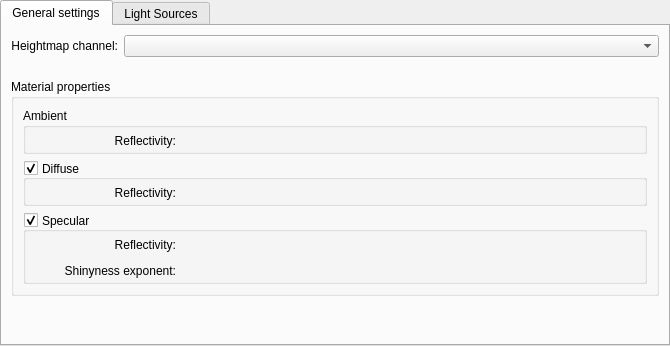
KDE/krita, file krita/plugins/filters/phongbumpmap/wdgphongbumpmap.ui: the form before one commit.
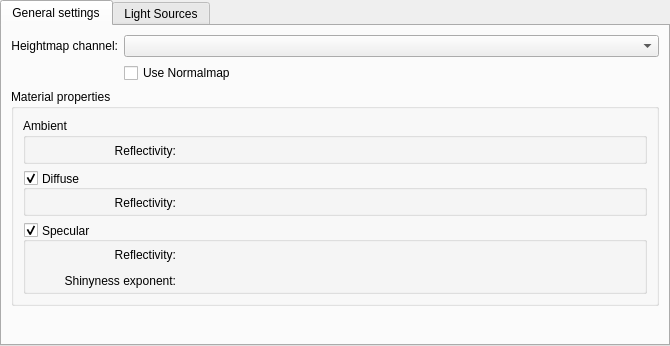
The form after the commit. Custom widgets are drawn as their Qt base class.

The edit to the form file:
```diff
--- a/krita/plugins/filters/phongbumpmap/wdgphongbumpmap.ui
+++ b/krita/plugins/filters/phongbumpmap/wdgphongbumpmap.ui
@@ -390,6 +390,16 @@
          </property>
         </spacer>
        </item>
+       <item row="1" column="1">
+        <widget class="QCheckBox" name="useNormalMap">
+         <property name="text">
+          <string extracomment="Whether or not this filter should only use a given channel or use all channels and treat them as a normal map">Use Normalmap</string>
+         </property>
+         <property name="tristate">
+          <bool>true</bool>
+         </property>
+        </widget>
+       </item>
       </layout>
      </widget>
      <widget class="QWidget" name="lightSources">
```
Left out of the diff: 19 changed lines with no effect on the pictures.
